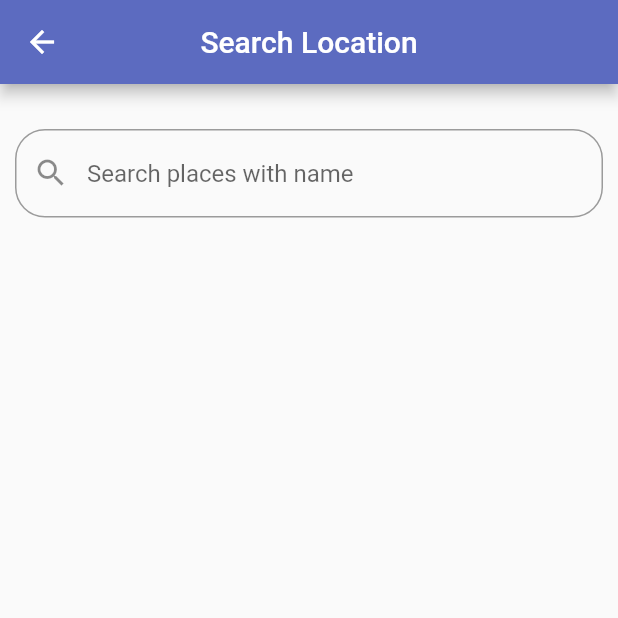
After one commit to Surajpatra700/Liberty-Furies, a Flutter app: the SearchLocation screen opened directly, on a phone screen of 412 x 824 dp, the top half of it. The commit adds this screen. Run offline on Flutter 3.47's test engine with Material 2 defaults, Android fonts, the phone set to English and light mode, and no system bars; our stand-ins replace curved_navigation_bar, firebase_auth, firebase_core, fluttertoast, geocoding, geolocator and 4 more; accounts and stored records are empty; network calls fail; project files that could hold a hidden picture were left out.

Commit message:
third commit

```diff
--- a/lib/actions/splashActions.dart
+++ b/lib/actions/splashActions.dart
@@ -8,6 +8,7 @@ import 'package:liberty_furies/pages/signup.dart';
 import 'package:liberty_furies/screens/home_screen.dart';
 
 class SplashActions {
+
   final auth = FirebaseAuth.instance;
   void action(BuildContext context) {
     final user = auth.currentUser;
--- /dev/null
+++ b/lib/google maps/searchLocation.dart
@@ -0,0 +1,101 @@
+import 'dart:async';
+import 'dart:convert';
+
+import 'package:flutter/material.dart';
+import 'package:geocoding/geocoding.dart';
+import 'package:google_maps_flutter/google_maps_flutter.dart';
+import 'package:http/http.dart' as http;
+import 'package:liberty_furies/actions/Utils.dart';
+import 'package:uuid/uuid.dart';
+
+class SearchLocation extends StatefulWidget {
+  const SearchLocation({super.key});
+
+  @override
+  State<SearchLocation> createState() => _SearchLocationState();
+}
+
+class _SearchLocationState extends State<SearchLocation> {
+  Completer<GoogleMapController> _controller = Completer();
+  final searchController = TextEditingController();
+  final uuid = Uuid();
+  String _sessionToken = "12345";
+  List<dynamic> _placesList = [];
+
+  @override
+  void initState() {
+    // TODO: implement initState
+    super.initState();
+    searchController.addListener(() {
+      onChanged();
+    });
+  }
+
+  void onChanged() {
+    if (_sessionToken == null) {
+      setState(() {
+        _sessionToken = uuid.v4();
+      });
+    }
+    getSuggestion(searchController.text);
+  }
+
+  void getSuggestion(String input) async {
+    String GMAPS_API_KEY = "AIzaSyCyUwk3wia97AdTqllVKeFvY8NWlA2RPwQ";
+    String baseUrl =
+        "https://maps.googleapis.com/maps/api/place/autocomplete/json";
+    String request =
+        "$baseUrl?input=$input&key=$GMAPS_API_KEY&sessiontoken=$_sessionToken";
+    var response = await http.get(Uri.parse(request));
+    if (response.statusCode == 200) {
+      setState(() {
+        _placesList = jsonDecode(response.body.toString())['predictions'];
+      });
+    } else {
+      Utils(check: false).toastMessage("failed to load data");
+    }
+  }
+
+  @override
+  Widget build(BuildContext context) {
+    return Scaffold(
+      appBar: AppBar(
+        title: Text("Search Location"),
+        centerTitle: true,
+        backgroundColor: Colors.indigo.shade400,
+      ),
+      body: Column(
+        children: [
+          SizedBox(
+            height: 30,
+          ),
+          Padding(
+            padding: const EdgeInsets.symmetric(horizontal: 10.0),
+            child: TextFormField(
+              controller: searchController,
+              decoration: InputDecoration(
+                hintText: "Search places with name",
+                prefixIcon: Icon(Icons.search),
+                border:
+                    OutlineInputBorder(borderRadius: BorderRadius.circular(20)),
+              ),
+            ),
+          ),
+          Expanded(child: ListView.builder(
+            itemCount: _placesList.length,
+            itemBuilder: ((context, index) {
+              return ListTile(
+                title: Text(_placesList[index]["description"]),
+                onTap: () async{
+                  List<Location> location = await locationFromAddress(_placesList[index]["description"]);
+                  final GoogleMapController controller = await _controller.future;
+                  //controller.animateCamera(CameraUpdate.newCameraPosition(CameraPosition(target: LatLng(location.latitude, location.longitude))));
+                },
+              );
+            }),
+          ))
+        ],
+      ),
+    );
+  }
+}
--- a/lib/main.dart
+++ b/lib/main.dart
@@ -2,6 +2,7 @@
 
 import 'package:flutter/material.dart';
 import 'package:liberty_furies/actions/splashActions.dart';
+import 'package:liberty_furies/google%20maps/searchLocation.dart';
 import 'package:liberty_furies/pages/framework.dart';
 import 'package:liberty_furies/pages/googleMapScreen.dart';
 import 'package:liberty_furies/pages/loginPage.dart';
--- a/lib/pages/framework.dart
+++ b/lib/pages/framework.dart
@@ -1,5 +1,6 @@
 import 'package:curved_navigation_bar/curved_navigation_bar.dart';
 import 'package:flutter/material.dart';
+import 'package:liberty_furies/pages/googleMapScreen.dart';
 import 'package:liberty_furies/screens/achievement.dart';
 import 'package:liberty_furies/screens/callscreen.dart';
 import 'package:liberty_furies/screens/home_screen.dart';
@@ -17,7 +18,8 @@ class _FrameworkScreenState extends State<FrameworkScreen> {
   int index = 2;
   final screens = [
     DoctorHomePage(),
-    CallScreen(),
+    //CallScreen(),
+    GoogleMapScreen(),
     HomeScreen(),
     Achievement(),
     UserDetail(),
--- a/lib/pages/signup.dart
+++ b/lib/pages/signup.dart
@@ -61,7 +61,7 @@ class _signUpState extends State<signUp> {
                     TextFormField(
                       controller: nameController,
                       decoration: InputDecoration(
-                          hintText: "Name",
+                          hintText: "Enter First Name",
                           prefixIcon: Icon(Icons.person),
                           border: OutlineInputBorder(
                               borderRadius: BorderRadius.circular(120))),
--- a/lib/screens/splashScreen.dart
+++ b/lib/screens/splashScreen.dart
@@ -1,3 +1,5 @@
+// ignore_for_file: prefer_const_constructors, prefer_const_literals_to_create_immutables
+
 import 'package:flutter/material.dart';
 import 'package:liberty_furies/actions/splashActions.dart';
 
--- a/pubspec.yaml
+++ b/pubspec.yaml
@@ -49,6 +49,9 @@ dependencies:
   google_fonts: ^4.0.3
   url_launcher: ^6.1.10
   geolocator: ^9.0.2
+  http: ^0.13.5
+  uuid: ^3.0.7
+  geocoding: ^2.0.5
 
 dev_dependencies:
   flutter_test:
@@ -76,6 +79,7 @@ flutter:
   assets:
     - assets/animations/
     - assets/images/
+    - assets/maptheme/
 
   # An image asset can refer to one or more resolution-specific "variants", see
   # https://flutter.dev/assets-and-images/#resolution-aware
```
Also changed, not shown: lib/pages/googleMapScreen.dart (+144 -10 lines), pubspec.lock, 1 other file.
